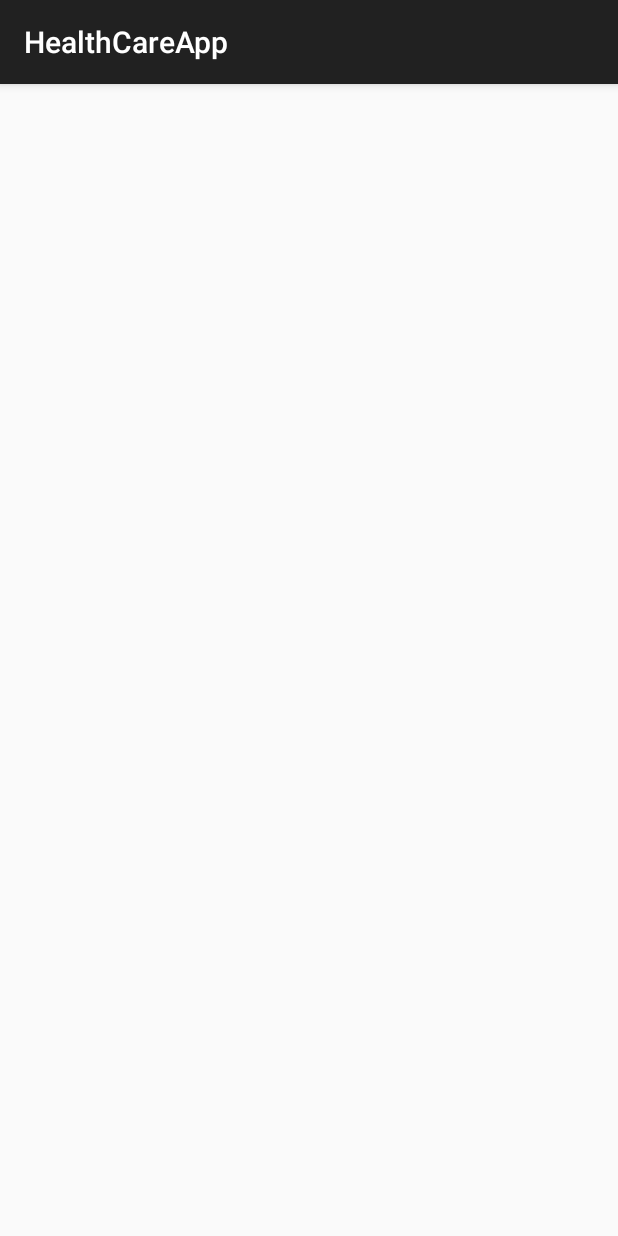
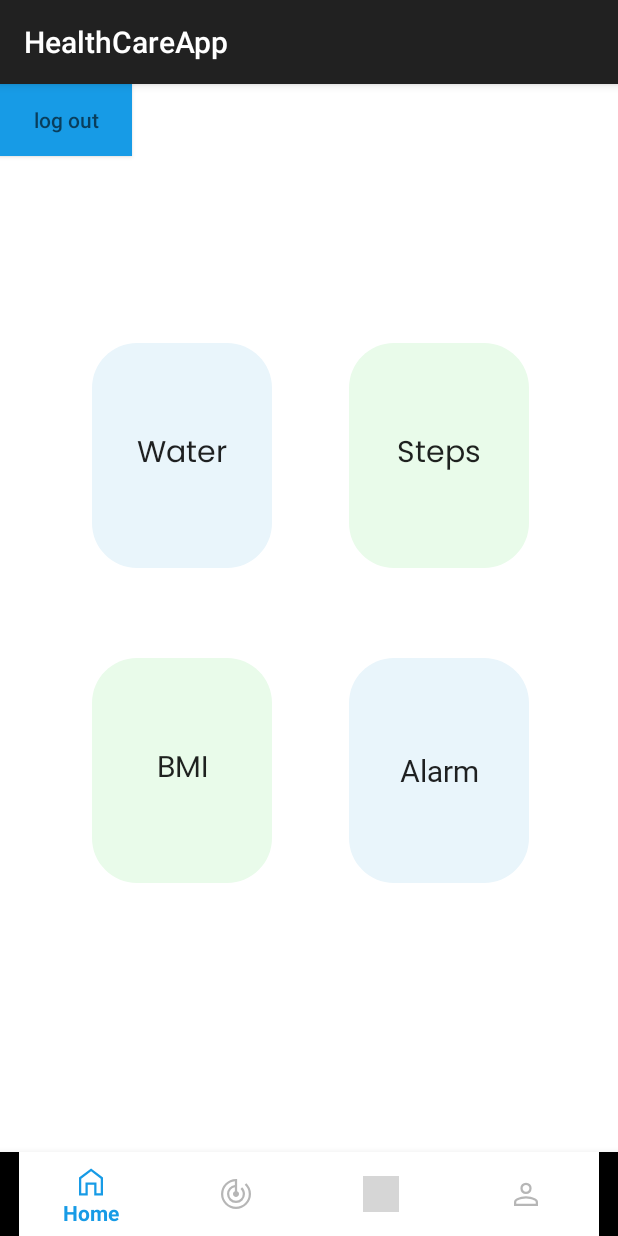
Before and after one commit to hiepchau/SE114_HealthCareApplication, an Android app: the screen it shows after launch once a user with an empty profile is signed in (HomeActivity), on a phone screen of 412 x 824 dp. Run offline under Robolectric (Android 15) with nearby library versions, the phone set to English and light mode, and no system bars; our stand-ins replace Firebase (no records; nobody signed in at launch, a user with empty details on screens opened directly); grey boxes are pictures that could not be loaded.

Commit message:
fix UI - commit - 2

```diff
--- a/app/src/main/java/com/example/se114_healthcareapplication/HomeActivity.java
+++ b/app/src/main/java/com/example/se114_healthcareapplication/HomeActivity.java
@@ -21,25 +21,23 @@ public class HomeActivity extends AppCompatActivity implements SensorEventListen
     private SensorManager sensorManager;
     TextView textView1;
 
-//    @Override
-//    protected void onCreate(Bundle savedInstanceState) {
-//        super.onCreate(savedInstanceState);
-//        setContentView(R.layout.activity_home);
-//
-//        Button btn = findViewById(R.id.button);
-//        TextView textView = findViewById(R.id.textView);
-//        textView1 = findViewById(R.id.textView2);
-//        sensorManager = (SensorManager) getSystemService(Context.SENSOR_SERVICE);
-//        btn.setOnClickListener(new View.OnClickListener() {
-//            @Override
-//            public void onClick(View view) {
-//                FirebaseAuth.getInstance().signOut();
-//                startActivity(new Intent(getApplicationContext(),AuthenticateActivity.class));
-//            }
-//        });
-//
-//        textView.setText(FirebaseAuth.getInstance().getCurrentUser().getEmail());
-//    }
+    @Override
+    protected void onCreate(Bundle savedInstanceState) {
+        super.onCreate(savedInstanceState);
+        setContentView(R.layout.activity_home);
+        TextView txt = findViewById(R.id.text);
+        Button btn = findViewById(R.id.button);
+        sensorManager = (SensorManager) getSystemService(Context.SENSOR_SERVICE);
+        btn.setOnClickListener(new View.OnClickListener() {
+            @Override
+            public void onClick(View view) {
+                FirebaseAuth.getInstance().signOut();
+                startActivity(new Intent(getApplicationContext(),AuthenticateActivity.class));
+            }
+        });
+
+        txt.setText(FirebaseAuth.getInstance().getCurrentUser().getEmail());
+    }
 
     @Override
     protected void onResume() {
--- a/app/src/main/res/layout/activity_home.xml
+++ b/app/src/main/res/layout/activity_home.xml
@@ -23,9 +23,11 @@
             android:layout_height="match_parent"
             android:layout_gravity="bottom">
 
+
         <TextView
                 android:layout_width="match_parent" android:layout_height="wrap_content"
                 android:text="Hi, Peter"
+                android:id="@+id/text"
                 android:textAlignment="center"
                 android:fontFamily="@font/poppins_regular"
                 android:textSize="20sp"
@@ -100,6 +102,13 @@
                 app:layout_constraintStart_toStartOf="parent"
                 app:layout_constraintTop_toTopOf="parent"
                 app:layout_constraintVertical_bias="0.635"/>
+        <Button android:layout_width="wrap_content" android:layout_height="wrap_content"
+                android:background="@color/blue"
+                android:gravity="center"
+                android:hint="log out"
+                android:id="@+id/button"
+                tools:layout_editor_absoluteY="589dp"
+                tools:layout_editor_absoluteX="152dp"/>
 
     </androidx.constraintlayout.widget.ConstraintLayout>
 
```
